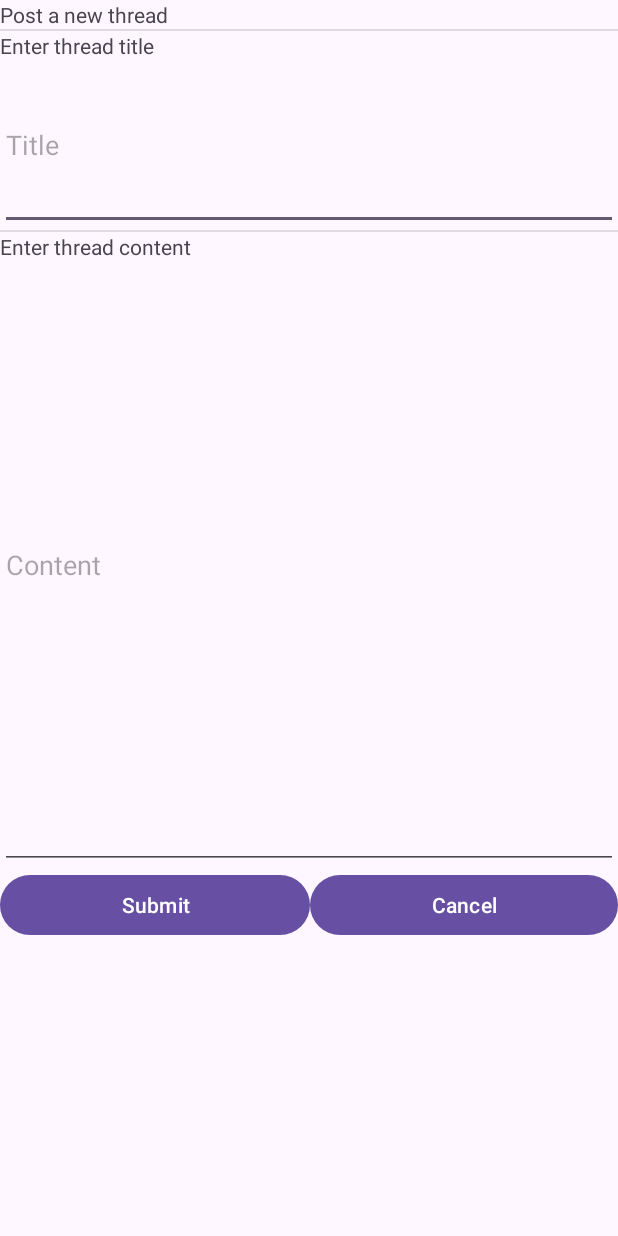
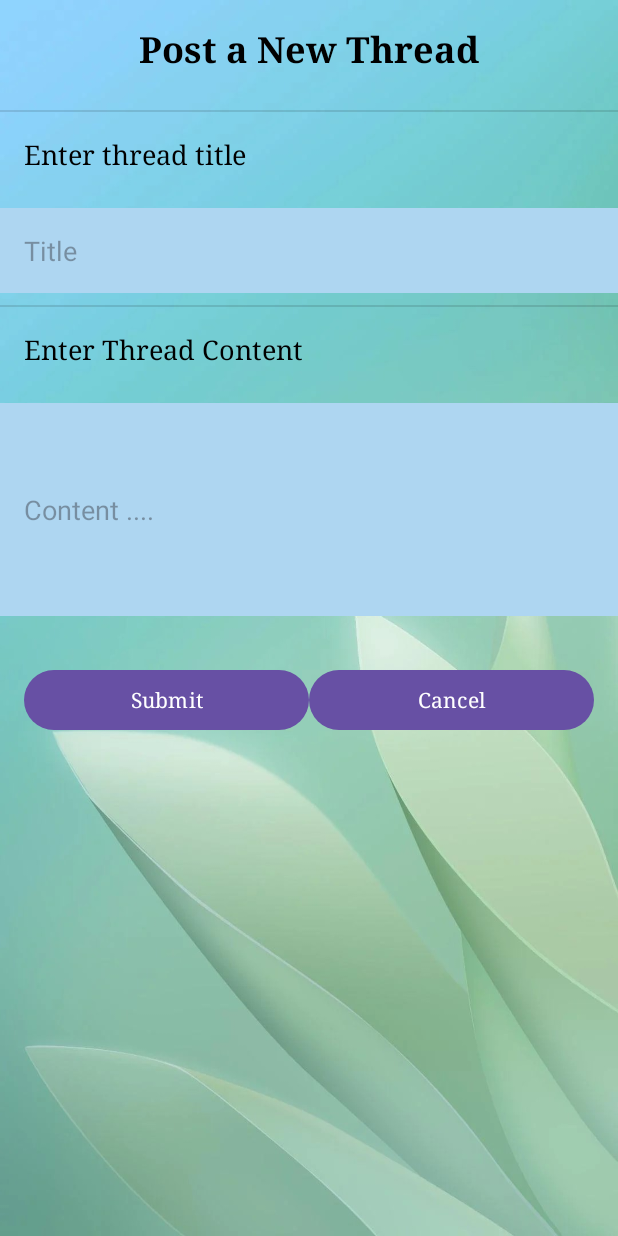
Before and after one commit to EricW321/Forum, an Android app: the NewThread screen opened directly, with no data from a screen before it, on a phone screen of 412 x 824 dp. Run offline under Robolectric (Android 15) with nearby library versions, the phone set to English and light mode, and no system bars; our stand-ins replace Volley; 1 statement that could not run was skipped.

Commit message:
Updated UI for activity_thread.xml and created Ui for activity_new_thread.xml

```diff
--- a/app/src/main/res/drawable/thread_item_background.xml
+++ b/app/src/main/res/drawable/thread_item_background.xml
@@ -1,7 +1,7 @@
 <!-- thread_item_background.xml -->
 <shape xmlns:android="http://schemas.android.com/apk/res/android"
     android:shape="rectangle">
-    <solid android:color="@color/soft_green" />
+    <solid android:color="#80C8E6C9" />
     <corners android:radius="8dp" />
     <stroke
         android:width="1dp"
--- a/app/src/main/res/layout/activity_new_thread.xml
+++ b/app/src/main/res/layout/activity_new_thread.xml
@@ -1,80 +1,123 @@
 <?xml version="1.0" encoding="utf-8"?>
-<androidx.constraintlayout.widget.ConstraintLayout xmlns:android="http://schemas.android.com/apk/res/android"
+<androidx.constraintlayout.widget.ConstraintLayout
+    xmlns:android="http://schemas.android.com/apk/res/android"
     xmlns:app="http://schemas.android.com/apk/res-auto"
     xmlns:tools="http://schemas.android.com/tools"
     android:layout_width="match_parent"
     android:layout_height="match_parent"
+    android:background="@drawable/new_tread"
     tools:context=".NewThread">
-
-    <LinearLayout
-        android:layout_width="match_parent"
-        android:layout_height="match_parent"
-        android:orientation="vertical">
 
     <TextView
         android:id="@+id/textView"
-            android:layout_width="match_parent"
+        android:layout_width="wrap_content"
         android:layout_height="wrap_content"
-            android:text="Post a new thread" />
+        android:text="@string/post_a_new_thread"
+        android:fontFamily="serif"
+        android:textSize="24sp"
+        android:textStyle="bold"
+        android:textColor="@android:color/black"
+        android:padding="16dp"
+        app:layout_constraintStart_toStartOf="parent"
+        app:layout_constraintTop_toTopOf="parent"
+        app:layout_constraintEnd_toEndOf="parent"/>
 
     <View
         android:id="@+id/divider"
-            android:layout_width="match_parent"
+        android:layout_width="0dp"
         android:layout_height="1dp"
-            android:background="?android:attr/listDivider" />
+        android:background="?android:attr/listDivider"
+        app:layout_constraintTop_toBottomOf="@id/textView"
+        app:layout_constraintStart_toStartOf="parent"
+        app:layout_constraintEnd_toEndOf="parent"
+        android:layout_marginTop="8dp"/>
 
     <TextView
         android:id="@+id/textView2"
         android:layout_width="match_parent"
         android:layout_height="wrap_content"
-            android:text="Enter thread title" />
+        android:text="@string/enter_thread_title"
+        android:textColor="@android:color/black"
+        android:fontFamily="serif"
+        android:textSize="18sp"
+        android:padding="16dp"
+        app:layout_constraintStart_toStartOf="parent"
+        app:layout_constraintTop_toBottomOf="@id/divider"/>
 
     <EditText
         android:id="@+id/editTextNewTitle"
-            android:layout_width="match_parent"
-            android:layout_height="113dp"
-            android:ems="10"
-            android:hint="Title"
-            android:inputType="text" />
+        android:layout_width="0dp"
+        android:layout_height="wrap_content"
+        android:hint="@string/title"
+        android:background="@color/soft_blue"
+        android:padding="16dp"
+        android:gravity="top"
+        app:layout_constraintStart_toStartOf="parent"
+        app:layout_constraintTop_toBottomOf="@id/textView2"
+        app:layout_constraintEnd_toEndOf="parent"
+        android:layout_marginTop="8dp"/>
 
     <View
         android:id="@+id/divider2"
-            android:layout_width="match_parent"
+        android:layout_width="0dp"
         android:layout_height="1dp"
-            android:background="?android:attr/listDivider" />
+        android:background="?android:attr/listDivider"
+        app:layout_constraintTop_toBottomOf="@id/editTextNewTitle"
+        app:layout_constraintStart_toStartOf="parent"
+        app:layout_constraintEnd_toEndOf="parent"
+        android:layout_marginTop="8dp"/>
 
     <TextView
         android:id="@+id/textView3"
         android:layout_width="match_parent"
         android:layout_height="wrap_content"
-            android:text="Enter thread content" />
+        android:text="@string/enter_thread_content"
+        android:textColor="@android:color/black"
+        android:fontFamily="serif"
+        android:textSize="18sp"
+        android:padding="16dp"
+        app:layout_constraintStart_toStartOf="parent"
+        app:layout_constraintTop_toBottomOf="@id/divider2"/>
 
     <EditText
         android:id="@+id/editTextNewContent"
-            android:layout_width="match_parent"
-            android:layout_height="405dp"
-            android:ems="10"
-            android:hint="Content"
-            android:inputType="text" />
+        android:layout_width="0dp"
+        android:layout_height="wrap_content"
+        android:hint="@string/content"
+        android:minLines="5"
+        android:padding="16dp"
+        android:background="@color/soft_blue"
+        app:layout_constraintStart_toStartOf="parent"
+        app:layout_constraintTop_toBottomOf="@id/textView3"
+        app:layout_constraintEnd_toEndOf="parent"
+        android:layout_marginTop="8dp"/>
 
     <LinearLayout
-            android:layout_width="match_parent"
+        android:layout_width="0dp"
         android:layout_height="wrap_content"
-            android:orientation="horizontal">
+        android:orientation="horizontal"
+        android:padding="16dp"
+        app:layout_constraintStart_toStartOf="parent"
+        app:layout_constraintEnd_toEndOf="parent"
+        app:layout_constraintTop_toBottomOf="@id/editTextNewContent"
+        android:layout_marginTop="16dp">
 
         <Button
             android:id="@+id/buttonSubmitThread"
-                android:layout_width="wrap_content"
+            android:layout_width="0dp"
             android:layout_height="wrap_content"
+            android:fontFamily="serif"
             android:layout_weight="1"
-                android:text="Submit" />
+            android:text="@string/submit"
+            android:textColor="@android:color/white"/>
 
         <Button
             android:id="@+id/buttonCancelThread"
-                android:layout_width="wrap_content"
+            android:layout_width="0dp"
             android:layout_height="wrap_content"
+            android:fontFamily="serif"
             android:layout_weight="1"
-                android:text="Cancel" />
-        </LinearLayout>
+            android:text="@string/cancel"
+            android:textColor="@android:color/white"/>
     </LinearLayout>
 </androidx.constraintlayout.widget.ConstraintLayout>
--- a/app/src/main/res/layout/activity_thread.xml
+++ b/app/src/main/res/layout/activity_thread.xml
@@ -13,6 +13,8 @@
         android:layout_width="0dp"
         android:layout_height="wrap_content"
         android:gravity="center_horizontal"
+        android:fontFamily="serif"
+        android:textColor="@android:color/black"
         android:padding="8dp"
         android:text="Category Name"
         android:textSize="24sp"
@@ -21,32 +23,41 @@
         app:layout_constraintEnd_toEndOf="parent"
         app:layout_constraintTop_toTopOf="parent" />
 
+    <!-- Topic Layout -->
+    <LinearLayout
+        android:id="@+id/topicLayout"
+        android:layout_width="match_parent"
+        android:layout_height="wrap_content"
+        android:orientation="horizontal"
+        app:layout_constraintTop_toBottomOf="@id/categoryHeader"
+        app:layout_constraintStart_toStartOf="parent"
+        app:layout_constraintEnd_toEndOf="parent"
+        android:paddingTop="16dp"
+        android:paddingStart="8dp"
+        android:paddingEnd="8dp"
+        android:paddingBottom="8dp">
+
         <!-- Topic Label -->
         <TextView
             android:id="@+id/topicLabel"
-        android:layout_width="wrap_content"
+            android:layout_width="0dp"
             android:layout_height="wrap_content"
+            android:layout_weight="1"
+            android:fontFamily="serif"
             android:text="Topic"
             android:textSize="20sp"
             android:textStyle="bold"
-        android:textColor="@android:color/black"
-        android:paddingStart="8dp"
-        android:paddingEnd="8dp"
-        android:paddingTop="16dp"
-        android:paddingBottom="8dp"
-        app:layout_constraintStart_toStartOf="parent"
-        app:layout_constraintTop_toBottomOf="@id/refreshButton" /> <!-- Keep below category header -->
+            android:textColor="@android:color/black"/>
 
         <!-- Refresh Button -->
         <Button
             android:id="@+id/refreshButton"
             android:layout_width="wrap_content"
             android:layout_height="48dp"
-        android:text="Refresh"
-        app:layout_constraintStart_toEndOf="@id/topicLabel"
-        app:layout_constraintTop_toBottomOf="@id/categoryHeader"
-        android:layout_marginStart="200dp"/> <!-- Align to the end of the Topic Label with margin -->
+            android:fontFamily="serif"
+            android:text="Refresh"/>
 
+    </LinearLayout>
 
     <!-- RecyclerView for Threads -->
 
@@ -54,6 +65,7 @@
         android:id="@+id/backButton"
         android:layout_width="wrap_content"
         android:layout_height="48dp"
+        android:fontFamily="serif"
         android:layout_marginStart="16dp"
         android:layout_marginBottom="12dp"
         android:text="Back to main page"
@@ -68,7 +80,7 @@
         android:layout_height="0dp"
         app:layout_constraintStart_toStartOf="parent"
         app:layout_constraintEnd_toEndOf="parent"
-        app:layout_constraintTop_toBottomOf="@id/topicLabel"
+        app:layout_constraintTop_toBottomOf="@id/topicLayout"
         app:layout_constraintBottom_toTopOf="@id/newThreadButton"
         android:padding="@dimen/cardview_default_radius"/>
 
--- a/app/src/main/res/values/colors.xml
+++ b/app/src/main/res/values/colors.xml
@@ -7,4 +7,7 @@
     <color name="soft_red">#FFCDD2</color>
     <color name="soft_yellow">#FFF9C4</color>
     <color name="soft_green">#C8E6C9</color>
+    <color name="soft_blue">#AED6F1</color>
+    <color name="a">#D1F2EB</color>
+
 </resources>
--- a/app/src/main/res/values/strings.xml
+++ b/app/src/main/res/values/strings.xml
@@ -15,5 +15,12 @@
     <string name="welcome_messages">Welcome, %1$s!</string>
     <string name="logo_description">Logo description</string>
     <string name="btn_category">Category</string>
+    <string name="enter_thread_title">Enter thread title</string>
+    <string name="title">Title</string>
+    <string name="enter_thread_content">Enter Thread Content</string>
+    <string name="content">Content ....</string>
+    <string name="submit">Submit</string>
+    <string name="cancel">Cancel</string>
+    <string name="post_a_new_thread">Post a New Thread</string>
 
 </resources>
```
Also changed, not shown: app/src/main/res/drawable/new_tread.jpg (added), app/src/main/res/drawable/threadbg.jpg. Lines whose indentation alone changed are shown as unchanged.
